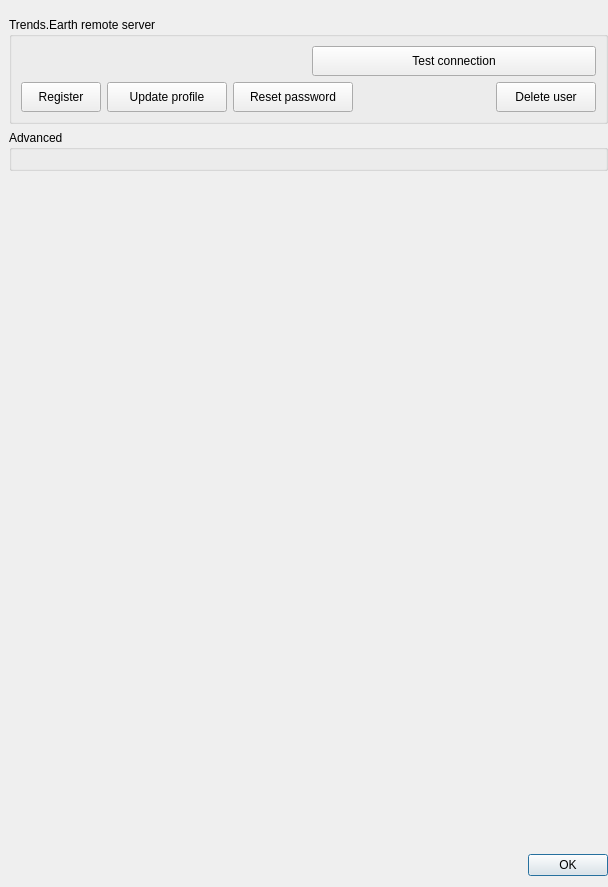
First picture: the form in LDMP/gui/DlgSettings.ui, repository ConservationInternational/trends.earth, before the edit.
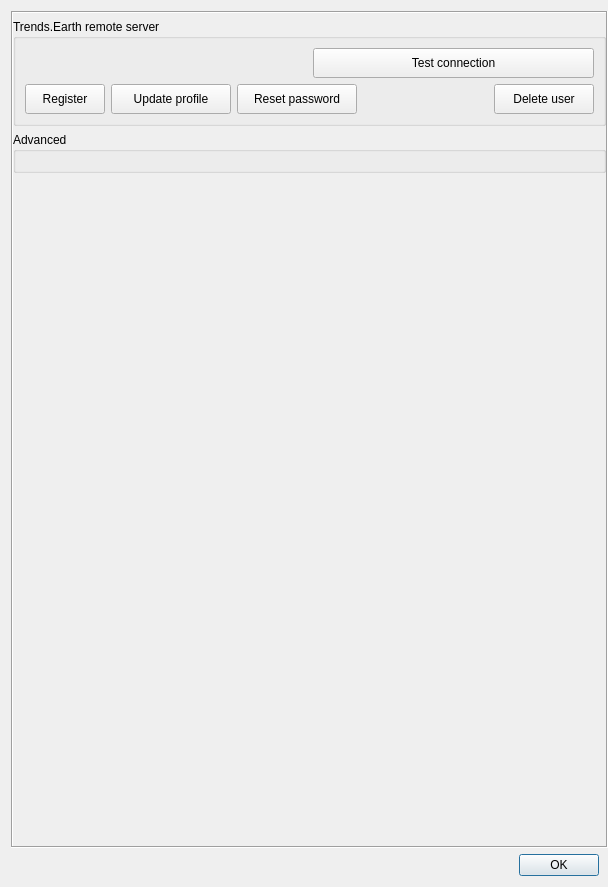
Second picture: the form after the edit. Custom widgets are drawn as their Qt base class.

Diff of the .ui file:
```diff
--- a/LDMP/gui/DlgSettings.ui
+++ b/LDMP/gui/DlgSettings.ui
@@ -28,17 +28,14 @@
   <property name="windowTitle">
    <string>Settings</string>
   </property>
-  <layout class="QVBoxLayout" name="verticalLayout_8">
-   <property name="leftMargin">
-    <number>9</number>
-   </property>
+  <layout class="QVBoxLayout" name="verticalLayout_2">
    <property name="rightMargin">
     <number>0</number>
    </property>
    <item>
     <widget class="QgsScrollArea" name="scroll_area">
      <property name="frameShape">
-      <enum>QFrame::NoFrame</enum>
+      <enum>QFrame::Box</enum>
      </property>
      <property name="widgetResizable">
       <bool>true</bool>
@@ -48,8 +45,8 @@
        <rect>
         <x>0</x>
         <y>0</y>
-        <width>599</width>
-        <height>838</height>
+        <width>595</width>
+        <height>832</height>
        </rect>
       </property>
       <layout class="QVBoxLayout" name="verticalLayout_6">
@@ -293,6 +290,11 @@
     </widget>
    </item>
    <item>
+    <layout class="QHBoxLayout" name="horizontalLayout_3">
+     <property name="rightMargin">
+      <number>9</number>
+     </property>
+     <item>
     <widget class="QDialogButtonBox" name="buttonBox">
      <property name="sizePolicy">
       <sizepolicy hsizetype="Expanding" vsizetype="Fixed">
@@ -304,6 +306,8 @@
       <set>QDialogButtonBox::Ok</set>
      </property>
     </widget>
+     </item>
+    </layout>
    </item>
   </layout>
  </widget>
```
Lines whose indentation alone changed are shown as unchanged.
